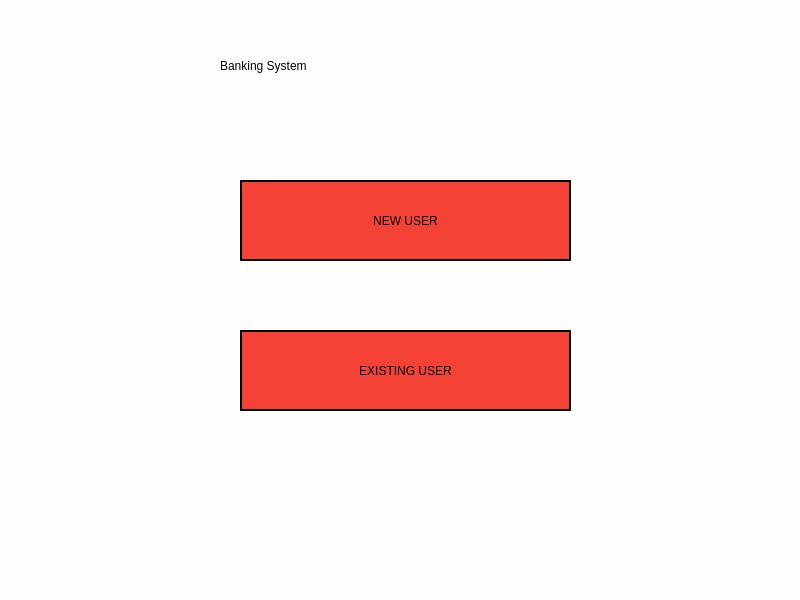
This is Banking_System/mainwindow.ui in GovindaJR/Banking-System as Qt 5 draws it before an edit. The edited form follows.
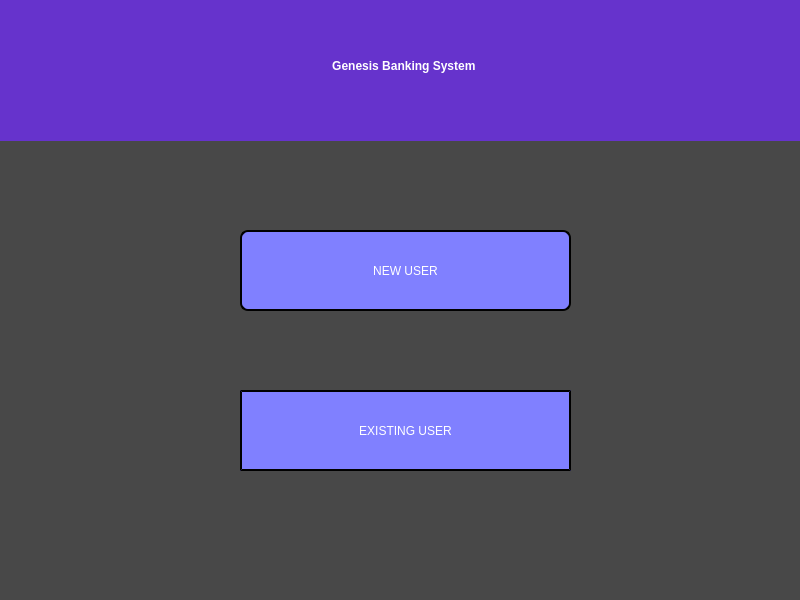
This is the edited form.

Patch:
```diff
--- a/Banking_System/mainwindow.ui
+++ b/Banking_System/mainwindow.ui
@@ -13,23 +13,27 @@
   <property name="windowTitle">
    <string>Banking System</string>
   </property>
+  <property name="autoFillBackground">
+   <bool>false</bool>
+  </property>
   <property name="styleSheet">
-   <string notr="true">background-color: rgb(254, 255, 253);</string>
+   <string notr="true">background-color:#484848;</string>
   </property>
   <widget class="QWidget" name="centralwidget">
    <widget class="QPushButton" name="existing_user_button">
     <property name="geometry">
      <rect>
       <x>240</x>
-      <y>330</y>
+      <y>390</y>
       <width>331</width>
       <height>81</height>
      </rect>
     </property>
     <property name="styleSheet">
      <string notr="true"> QPushButton#existing_user_button {
-     background-color: #f44336;
-	font: 22pt &quot;MS Sans Serif&quot;;
+     background-color: #8080ff;
+	font: 22pt &quot;Trebuchet MS&quot;;
+	color: white;
     border-style: outset;
     border-width: 2px;
     border-color: black;
@@ -51,18 +55,20 @@
     <property name="geometry">
      <rect>
       <x>240</x>
-      <y>180</y>
+      <y>230</y>
       <width>331</width>
       <height>81</height>
      </rect>
     </property>
     <property name="styleSheet">
      <string notr="true"> QPushButton#new_user_button {
-     background-color: #f44336;
-	font: 22pt &quot;MS Sans Serif&quot;;
+     background-color: #8080ff;
+	font: 22pt &quot;Tahoma&quot;;
+	color: white;
     border-style: outset;
     border-width: 2px;
     border-color: black;
+	border-radius: 8px;
  }
  QPushButton#new_user_button:pressed {
      background-color: rgb(224, 0, 0);     
@@ -80,17 +86,26 @@
    <widget class="QLabel" name="label">
     <property name="geometry">
      <rect>
-      <x>220</x>
-      <y>0</y>
-      <width>541</width>
-      <height>131</height>
+      <x>-20</x>
+      <y>-10</y>
+      <width>841</width>
+      <height>151</height>
      </rect>
     </property>
     <property name="styleSheet">
-     <string notr="true">font: 75 36pt &quot;Verdana&quot;;</string>
+     <string notr="true">font: 75 36pt &quot;Georgia&quot;;
+color: white;
+font-weight: bold;
+background: #6633CC;
+
+
+</string>
     </property>
     <property name="text">
-     <string>Banking System</string>
+     <string>  Genesis Banking System</string>
+    </property>
+    <property name="alignment">
+     <set>Qt::AlignCenter</set>
     </property>
    </widget>
   </widget>
```
Left out of the diff: 6 changed lines with no effect on the pictures.
